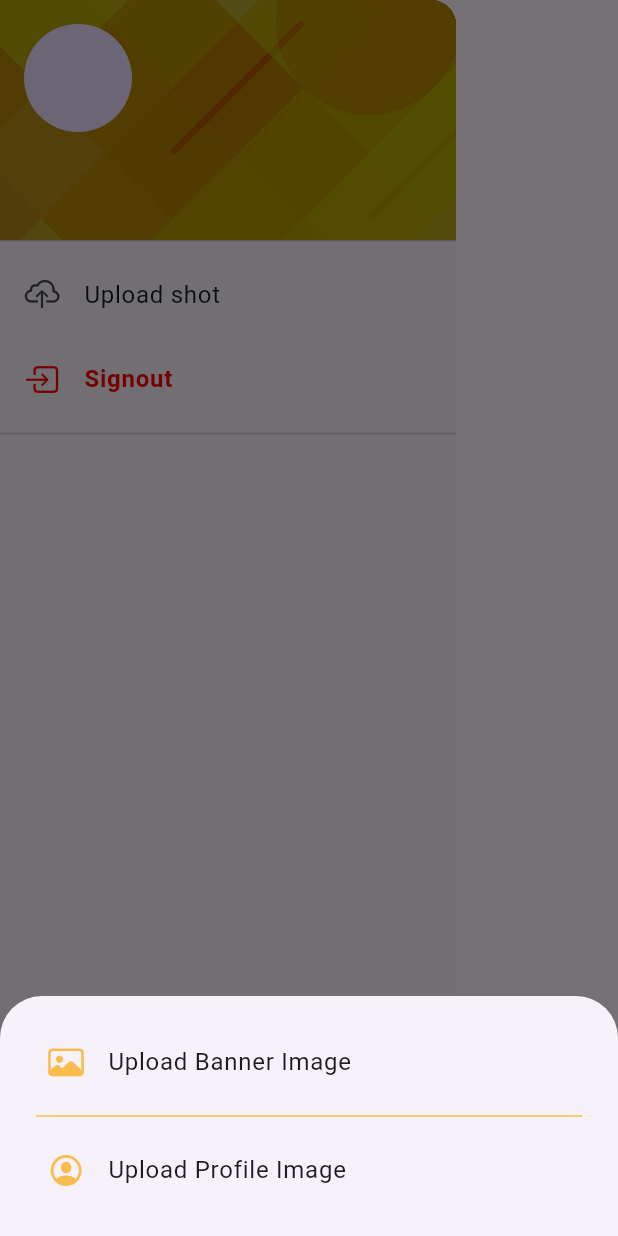
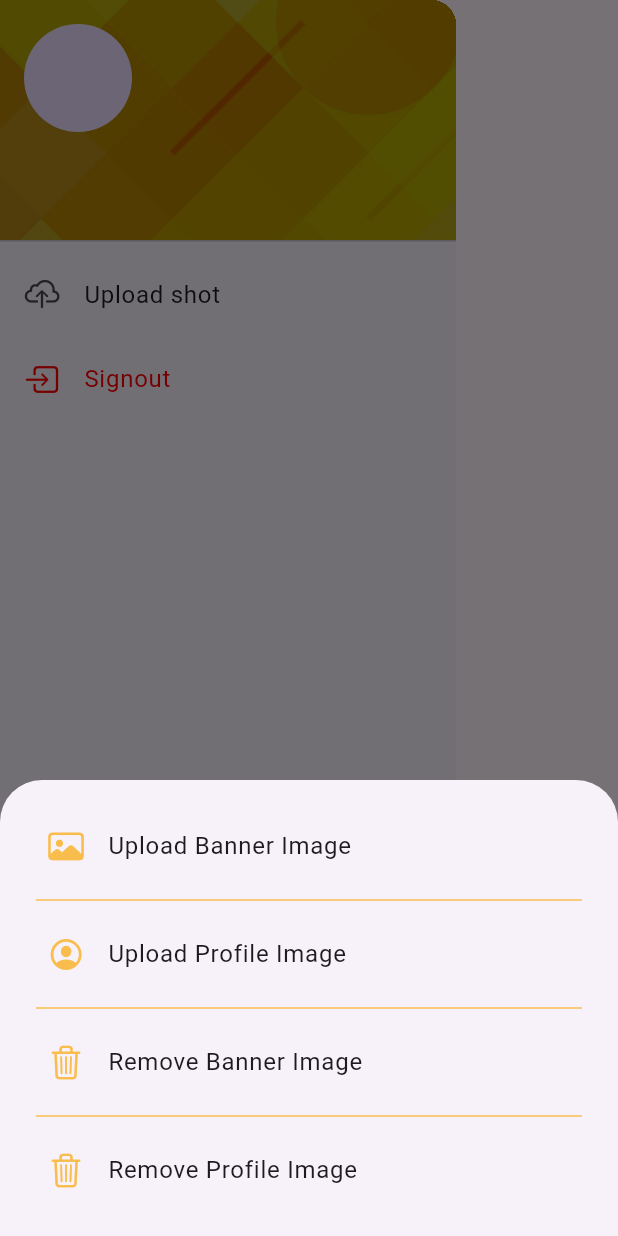
Before and after one commit to firaskola/Medical-Precription-Scanner-OCR, a Flutter app: the Navdrawer widget shown alone on an empty page, opened directly, after a tap on "Upload shot", on a phone screen of 412 x 824 dp. Run offline on Flutter 3.47's test engine with Material 3 defaults, Android fonts, the phone set to English and light mode, and no system bars; our stand-ins replace camera, cloud_firestore, firebase_auth, firebase_core, firebase_storage, image_picker; accounts and stored records are empty; network calls fail.

Commit message:
UI changed and partial set of Firebase sstorage

```diff
--- a/lib/homepage/appbar/navdrawer.dart
+++ b/lib/homepage/appbar/navdrawer.dart
@@ -1,7 +1,10 @@
+import 'dart:io';
+
 import 'package:firebase_auth/firebase_auth.dart';
 import 'package:flutter/material.dart';
 import 'package:flutter/cupertino.dart';
 import 'package:cloud_firestore/cloud_firestore.dart';
+import 'package:firebase_storage/firebase_storage.dart';
 import 'package:image_picker/image_picker.dart';
 
 class Navdrawer extends StatefulWidget {
@@ -15,12 +18,15 @@ class _NavdrawerState extends State<Navdrawer> {
   final User? user = FirebaseAuth.instance.currentUser;
   String? firstName;
   String? lastName;
+  String? profileImageUrl;
+  String? bannerImageUrl;
   final ImagePicker _picker = ImagePicker();
 
   @override
   void initState() {
     super.initState();
     fetchUserData();
+    fetchProfileAndBannerImages();
   }
 
   Future<void> fetchUserData() async {
@@ -49,58 +55,46 @@ class _NavdrawerState extends State<Navdrawer> {
     }
   }
 
-  Future<void> signout() async {
-    await FirebaseAuth.instance.signOut();
-    // Navigate back to login or any other page after sign-out if needed
+  Future<void> fetchProfileAndBannerImages() async {
+    try {
+      // Fetch profile image
+      String profilePath = 'users/${user!.uid}/profile.jpg';
+      profileImageUrl = await FirebaseStorage.instance
+          .ref(profilePath)
+          .getDownloadURL()
+          .catchError((_) => null); // Use default if not found
+
+      // Fetch banner image
+      String bannerPath = 'users/${user!.uid}/banner.jpg';
+      bannerImageUrl = await FirebaseStorage.instance
+          .ref(bannerPath)
+          .getDownloadURL()
+          .catchError((_) => null); // Use default if not found
+
+      setState(() {});
+    } catch (e) {
+      print('Error fetching images: $e');
+    }
   }
 
-  void _confirmSignOut() {
-    showModalBottomSheet(
-      context: context,
-      builder: (BuildContext context) {
-        return Padding(
-          padding: const EdgeInsets.symmetric(vertical: 16.0, horizontal: 16.0),
-          child: Wrap(
-            children: <Widget>[
-              ListTile(
-                leading: Icon(CupertinoIcons.square_arrow_right,
-                    color: Colors.redAccent),
-                title: const Text(
-                  'Sign Out',
-                  style: TextStyle(
-                      color: Colors.redAccent, fontWeight: FontWeight.bold),
-                ),
-                shape: RoundedRectangleBorder(
-                  borderRadius: BorderRadius.circular(8.0),
-                ),
-                onTap: () async {
-                  Navigator.pop(context);
-                  await signout();
-                  // Optionally navigate to the login page or perform other actions after signing out
-                },
-              ),
-              Divider(
-                color: Theme.of(context).primaryColor,
-                thickness: 1.0,
-                indent: 8.0,
-                endIndent: 8.0,
-              ),
-              ListTile(
-                leading: Icon(CupertinoIcons.xmark,
-                    color: Theme.of(context).primaryColor),
-                title: const Text('Cancel'),
-                shape: RoundedRectangleBorder(
-                  borderRadius: BorderRadius.circular(8.0),
-                ),
-                onTap: () {
-                  Navigator.pop(context); // Close the bottom sheet
-                },
-              ),
-            ],
-          ),
-        );
-      },
-    );
+  Future<void> uploadImage(String type, XFile image) async {
+    try {
+      String imagePath = 'users/${user!.uid}/$type.jpg';
+      await FirebaseStorage.instance.ref(imagePath).putFile(File(image.path));
+      await fetchProfileAndBannerImages();
+    } catch (e) {
+      print('Error uploading image: $e');
+    }
+  }
+
+  Future<void> removeImage(String type) async {
+    try {
+      String imagePath = 'users/${user!.uid}/$type.jpg';
+      await FirebaseStorage.instance.ref(imagePath).delete();
+      await fetchProfileAndBannerImages();
+    } catch (e) {
+      print('Error removing image: $e');
+    }
   }
 
   void _showImageTypeOptions(BuildContext context) {
@@ -141,11 +135,59 @@ class _NavdrawerState extends State<Navdrawer> {
                   _showImageSourceOptions(context, 'profile');
                 },
               ),
+              Divider(
+                color: Theme.of(context).primaryColor,
+                thickness: 1.0,
+                indent: 8.0,
+                endIndent: 8.0,
+              ),
+              ListTile(
+                leading: Icon(CupertinoIcons.delete,
+                    color: Theme.of(context).primaryColor),
+                title: const Text('Remove Banner Image'),
+                shape: RoundedRectangleBorder(
+                  borderRadius: BorderRadius.circular(8.0),
+                ),
+                onTap: () {
+                  Navigator.pop(context);
+                  removeImage('banner');
+                },
+              ),
+              Divider(
+                color: Theme.of(context).primaryColor,
+                thickness: 1.0,
+                indent: 8.0,
+                endIndent: 8.0,
+              ),
+              ListTile(
+                leading: Icon(CupertinoIcons.delete,
+                    color: Theme.of(context).primaryColor),
+                title: const Text('Remove Profile Image'),
+                shape: RoundedRectangleBorder(
+                  borderRadius: BorderRadius.circular(8.0),
+                ),
+                onTap: () {
+                  Navigator.pop(context);
+                  removeImage('profile');
+                },
+              ),
             ],
           ),
         );
       },
     );
+  }
+
+  Future<void> _pickImage(ImageSource source, String type) async {
+    try {
+      final XFile? image = await _picker.pickImage(source: source);
+      if (image != null) {
+        print('Image selected: ${image.path}');
+        await uploadImage(type, image);
+      }
+    } catch (e) {
+      print('Error picking image: $e');
+    }
   }
 
   void _showImageSourceOptions(BuildContext context, String type) {
@@ -193,19 +235,6 @@ class _NavdrawerState extends State<Navdrawer> {
     );
   }
 
-  Future<void> _pickImage(ImageSource source, String type) async {
-    try {
-      final XFile? image = await _picker.pickImage(source: source);
-      if (image != null) {
-        print('Image selected: ${image.path}');
-        // Handle the image file based on the 'type' (banner or profile)
-        // You can upload it to Firebase or use it locally in your app
-      }
-    } catch (e) {
-      print('Error picking image: $e');
-    }
-  }
-
   @override
   Widget build(BuildContext context) {
     return Drawer(
@@ -227,18 +256,23 @@ class _NavdrawerState extends State<Navdrawer> {
             ),
             currentAccountPicture: CircleAvatar(
               child: ClipOval(
-                child: Image.asset(
-                  'assets/profile.jpg',
-                  width: 90,
-                  height: 90,
-                  fit: BoxFit.cover,
-                ),
+                child: profileImageUrl != null
+                    ? Image.network(profileImageUrl!,
+                        width: 90, height: 90, fit: BoxFit.cover)
+                    : Image.asset(
+                        'assets/profile.jpg',
+                        width: 90,
+                        height: 90,
+                        fit: BoxFit.cover,
+                      ),
               ),
             ),
             decoration: BoxDecoration(
               color: const Color.fromARGB(255, 235, 193, 102),
               image: DecorationImage(
-                image: const AssetImage('assets/banner.jpg'),
+                image: bannerImageUrl != null
+                    ? NetworkImage(bannerImageUrl!)
+                    : const AssetImage('assets/banner.jpg') as ImageProvider,
                 fit: BoxFit.cover,
                 colorFilter: ColorFilter.mode(
                   Colors.black.withOpacity(0.3),
@@ -263,14 +297,13 @@ class _NavdrawerState extends State<Navdrawer> {
             ),
             title: const Text(
               'Signout',
-              style: TextStyle(
-                color: Color.fromARGB(255, 255, 0, 0),
-                fontWeight: FontWeight.bold,
-              ),
+              style: TextStyle(color: Color.fromARGB(255, 255, 0, 0)),
             ),
-            onTap: _confirmSignOut, // Call the confirmation method
+            onTap: () async {
+              await FirebaseAuth.instance.signOut();
+              Navigator.pushReplacementNamed(context, '/login');
+            },
           ),
-          const Divider(),
         ],
       ),
     );
--- a/pubspec.yaml
+++ b/pubspec.yaml
@@ -41,6 +41,7 @@ dependencies:
   image_picker: ^0.8.5+3
   permission_handler: ^10.2.0
   camera: ^0.10.0+4
+  firebase_storage: ^12.3.3
 
 dev_dependencies:
   flutter_test:
```
Also changed, not shown: lib/authenticationPages/MainSignUpPage.dart (+5 -2 lines), pubspec.lock, 4 other files.
